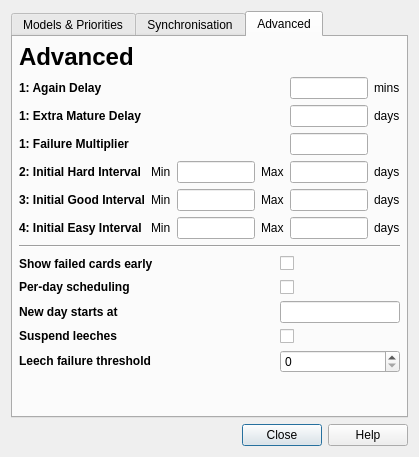
Old version of the form designer/deckproperties.ui in the repository ankitects/anki.
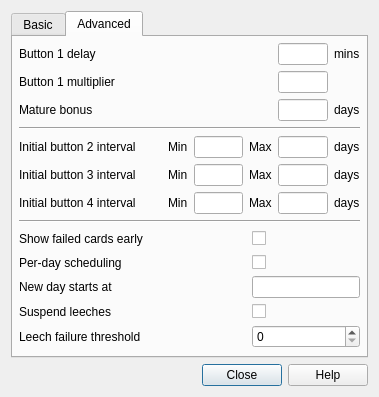
New version of the form. The open tabs and pages were chosen to show the change.

Patch:
```diff
--- a/designer/deckproperties.ui
+++ b/designer/deckproperties.ui
@@ -9,8 +9,8 @@
    <rect>
     <x>0</x>
     <y>0</y>
-    <width>419</width>
-    <height>457</height>
+    <width>379</width>
+    <height>396</height>
    </rect>
   </property>
   <property name="windowTitle">
@@ -27,13 +27,13 @@
      </property>
      <widget class="QWidget" name="tab_2">
       <attribute name="title">
-       <string>Models &amp;&amp; Priorities</string>
+       <string>Basic</string>
       </attribute>
       <layout class="QGridLayout" name="gridLayout_6">
        <item row="4" column="0">
         <widget class="QLabel" name="label_16">
          <property name="text">
-          <string>&lt;h1&gt;Priorities&lt;/h1&gt;</string>
+          <string>&lt;b&gt;Priorities&lt;/b&gt;</string>
          </property>
         </widget>
        </item>
@@ -42,7 +42,7 @@
          <item row="0" column="0">
           <widget class="QLabel" name="label_21">
            <property name="text">
-            <string>&lt;b&gt;Very High Priority&lt;/b&gt;</string>
+            <string>Very high priority</string>
            </property>
            <property name="wordWrap">
             <bool>true</bool>
@@ -55,7 +55,7 @@
          <item row="1" column="0">
           <widget class="QLabel" name="label_17">
            <property name="text">
-            <string>&lt;b&gt;High Priority&lt;/b&gt;</string>
+            <string>High priority</string>
            </property>
            <property name="wordWrap">
             <bool>true</bool>
@@ -68,7 +68,7 @@
          <item row="2" column="0">
           <widget class="QLabel" name="label_24">
            <property name="text">
-            <string>&lt;b&gt;Low Priority&lt;/b&gt;</string>
+            <string>Low priority</string>
            </property>
            <property name="wordWrap">
             <bool>true</bool>
@@ -93,27 +93,30 @@
          </property>
         </spacer>
        </item>
-       <item row="1" column="0">
+       <item row="2" column="0">
         <widget class="QLabel" name="label_14">
          <property name="text">
-          <string>&lt;h1&gt;Models&lt;/h1&gt;</string>
+          <string>&lt;b&gt;Models&lt;/b&gt;</string>
          </property>
          <property name="wordWrap">
           <bool>true</bool>
          </property>
         </widget>
        </item>
-       <item row="2" column="0">
-        <widget class="QListWidget" name="modelsList"/>
-       </item>
        <item row="3" column="0">
-        <layout class="QHBoxLayout" name="_2">
-         <property name="spacing">
-          <number>6</number>
-         </property>
-         <property name="margin">
-          <number>0</number>
-         </property>
+        <layout class="QGridLayout" name="gridLayout_2">
+         <item row="0" column="0">
+          <widget class="QListWidget" name="modelsList">
+           <property name="sizePolicy">
+            <sizepolicy hsizetype="Expanding" vsizetype="Preferred">
+             <horstretch>0</horstretch>
+             <verstretch>0</verstretch>
+            </sizepolicy>
+           </property>
+          </widget>
+         </item>
+         <item row="0" column="1">
+          <layout class="QVBoxLayout" name="verticalLayout_3">
          <item>
           <widget class="QPushButton" name="modelsAdd">
            <property name="text">
@@ -144,24 +147,37 @@
            </property>
           </widget>
          </item>
-        </layout>
-       </item>
-      </layout>
-     </widget>
-     <widget class="QWidget" name="tab_5">
-      <attribute name="title">
-       <string>Synchronisation</string>
-      </attribute>
-      <layout class="QVBoxLayout" name="verticalLayout">
        <item>
-        <layout class="QGridLayout" name="gridLayout">
+            <spacer name="verticalSpacer_3">
+             <property name="orientation">
+              <enum>Qt::Vertical</enum>
+             </property>
+             <property name="sizeHint" stdset="0">
+              <size>
+               <width>20</width>
+               <height>40</height>
+              </size>
+             </property>
+            </spacer>
+           </item>
+          </layout>
+         </item>
+        </layout>
+       </item>
+       <item row="1" column="0">
+        <widget class="QCheckBox" name="doSync">
+         <property name="text">
+          <string>Synchronize this deck with AnkiWeb</string>
+         </property>
+        </widget>
+       </item>
          <item row="0" column="0">
           <widget class="QLabel" name="label_13">
            <property name="whatsThis">
             <string>label</string>
            </property>
            <property name="text">
-            <string>&lt;h1&gt;Synchronisation&lt;/h1&gt;</string>
+          <string>&lt;b&gt;Synchronization&lt;/b&gt;</string>
            </property>
            <property name="scaledContents">
             <bool>false</bool>
@@ -171,34 +187,6 @@
            </property>
           </widget>
          </item>
-         <item row="1" column="0">
-          <widget class="QCheckBox" name="doSync">
-           <property name="text">
-            <string>Synchronise this deck</string>
-           </property>
-          </widget>
-         </item>
-         <item row="4" column="0">
-          <layout class="QHBoxLayout" name="horizontalLayout_3"/>
-         </item>
-         <item row="3" column="0">
-          <spacer name="verticalSpacer_4">
-           <property name="orientation">
-            <enum>Qt::Vertical</enum>
-           </property>
-           <property name="sizeHint" stdset="0">
-            <size>
-             <width>20</width>
-             <height>40</height>
-            </size>
-           </property>
-          </spacer>
-         </item>
-         <item row="2" column="0">
-          <layout class="QHBoxLayout" name="horizontalLayout_2"/>
-         </item>
-        </layout>
-       </item>
       </layout>
      </widget>
      <widget class="QWidget" name="tab_4">
@@ -212,13 +200,6 @@
        <property name="margin">
         <number>6</number>
        </property>
-       <item>
-        <widget class="QLabel" name="label_27">
-         <property name="text">
-          <string>&lt;h1&gt;Advanced&lt;/h1&gt;</string>
-         </property>
-        </widget>
-       </item>
        <item>
         <layout class="QGridLayout">
          <property name="margin">
@@ -227,88 +208,130 @@
          <property name="spacing">
           <number>6</number>
          </property>
+         <item row="6" column="3">
+          <widget class="QLineEdit" name="easyMin">
+           <property name="sizePolicy">
+            <sizepolicy hsizetype="Expanding" vsizetype="Fixed">
+             <horstretch>0</horstretch>
+             <verstretch>0</verstretch>
+            </sizepolicy>
+           </property>
+          </widget>
+         </item>
          <item row="5" column="2">
-          <widget class="QLineEdit" name="easyMin"/>
-         </item>
-         <item row="4" column="1">
           <widget class="QLabel" name="label_6">
            <property name="text">
             <string>Min</string>
            </property>
           </widget>
          </item>
-         <item row="5" column="1">
+         <item row="6" column="2">
           <widget class="QLabel" name="label_7">
            <property name="text">
             <string>Min</string>
            </property>
           </widget>
          </item>
-         <item row="4" column="4">
-          <widget class="QLineEdit" name="midMax"/>
+         <item row="5" column="5">
+          <widget class="QLineEdit" name="midMax">
+           <property name="sizePolicy">
+            <sizepolicy hsizetype="Expanding" vsizetype="Fixed">
+             <horstretch>0</horstretch>
+             <verstretch>0</verstretch>
+            </sizepolicy>
+           </property>
+          </widget>
          </item>
-         <item row="5" column="0">
+         <item row="6" column="0">
           <widget class="QLabel" name="label_4">
            <property name="text">
-            <string>&lt;b&gt;4: Initial Easy Interval&lt;/b&gt;</string>
+            <string>Initial button 4 interval</string>
            </property>
           </widget>
          </item>
-         <item row="4" column="0">
+         <item row="5" column="0">
           <widget class="QLabel" name="label_3">
            <property name="text">
-            <string>&lt;b&gt;3: Initial Good Interval&lt;/b&gt;</string>
+            <string>Initial button 3 interval</string>
            </property>
           </widget>
          </item>
-         <item row="5" column="3">
+         <item row="6" column="4">
           <widget class="QLabel" name="label_10">
            <property name="text">
             <string>Max</string>
            </property>
           </widget>
          </item>
-         <item row="3" column="2">
-          <widget class="QLineEdit" name="hardMin"/>
+         <item row="4" column="3">
+          <widget class="QLineEdit" name="hardMin">
+           <property name="sizePolicy">
+            <sizepolicy hsizetype="Expanding" vsizetype="Fixed">
+             <horstretch>0</horstretch>
+             <verstretch>0</verstretch>
+            </sizepolicy>
+           </property>
+          </widget>
          </item>
-         <item row="4" column="2">
-          <widget class="QLineEdit" name="midMin"/>
+         <item row="5" column="3">
+          <widget class="QLineEdit" name="midMin">
+           <property name="sizePolicy">
+            <sizepolicy hsizetype="Expanding" vsizetype="Fixed">
+             <horstretch>0</horstretch>
+             <verstretch>0</verstretch>
+            </sizepolicy>
+           </property>
+          </widget>
          </item>
-         <item row="3" column="3">
+         <item row="4" column="4">
           <widget class="QLabel" name="label_8">
            <property name="text">
             <string>Max</string>
            </property>
           </widget>
          </item>
-         <item row="5" column="4">
-          <widget class="QLineEdit" name="easyMax"/>
+         <item row="6" column="5">
+          <widget class="QLineEdit" name="easyMax">
+           <property name="sizePolicy">
+            <sizepolicy hsizetype="Expanding" vsizetype="Fixed">
+             <horstretch>0</horstretch>
+             <verstretch>0</verstretch>
+            </sizepolicy>
+           </property>
+          </widget>
          </item>
-         <item row="3" column="4">
-          <widget class="QLineEdit" name="hardMax"/>
+         <item row="4" column="5">
+          <widget class="QLineEdit" name="hardMax">
+           <property name="sizePolicy">
+            <sizepolicy hsizetype="Expanding" vsizetype="Fixed">
+             <horstretch>0</horstretch>
+             <verstretch>0</verstretch>
+            </sizepolicy>
+           </property>
+          </widget>
          </item>
-         <item row="3" column="1">
+         <item row="4" column="2">
           <widget class="QLabel" name="label_5">
            <property name="text">
             <string>Min</string>
            </property>
           </widget>
          </item>
-         <item row="4" column="3">
+         <item row="5" column="4">
           <widget class="QLabel" name="label_9">
            <property name="text">
             <string>Max</string>
            </property>
           </widget>
          </item>
-         <item row="3" column="0">
+         <item row="4" column="0">
           <widget class="QLabel" name="label_2">
            <property name="text">
-            <string>&lt;b&gt;2: Initial Hard Interval&lt;/b&gt;</string>
+            <string>Initial button 2 interval</string>
            </property>
           </widget>
          </item>
-         <item row="0" column="4">
+         <item row="0" column="5">
           <widget class="QLineEdit" name="delay0">
            <property name="sizePolicy">
             <sizepolicy hsizetype="Expanding" vsizetype="Fixed">
@@ -318,88 +341,111 @@
            </property>
           </widget>
          </item>
-         <item row="1" column="0">
-          <widget class="QLabel" name="label_22">
-           <property name="text">
-            <string>&lt;b&gt;1: Extra Mature Delay&lt;/b&gt;</string>
-           </property>
-           <property name="openExternalLinks">
-            <bool>true</bool>
-           </property>
-          </widget>
-         </item>
-         <item row="1" column="4">
-          <widget class="QLineEdit" name="delay1">
-           <property name="sizePolicy">
-            <sizepolicy hsizetype="Expanding" vsizetype="Fixed">
-             <horstretch>0</horstretch>
-             <verstretch>0</verstretch>
-            </sizepolicy>
-           </property>
-          </widget>
-         </item>
-         <item row="2" column="0">
-          <widget class="QLabel" name="label_19">
-           <property name="text">
-            <string>&lt;b&gt;1: Failure Multiplier&lt;/b&gt;</string>
-           </property>
-           <property name="openExternalLinks">
-            <bool>true</bool>
-           </property>
-          </widget>
-         </item>
-         <item row="2" column="4">
-          <widget class="QLineEdit" name="delay2">
-           <property name="sizePolicy">
-            <sizepolicy hsizetype="Expanding" vsizetype="Fixed">
-             <horstretch>0</horstretch>
-             <verstretch>0</verstretch>
-            </sizepolicy>
-           </property>
-          </widget>
-         </item>
          <item row="0" column="0">
           <widget class="QLabel" name="label_20">
            <property name="text">
-            <string>&lt;b&gt;1: Again Delay&lt;/b&gt;</string>
+            <string>Button 1 delay</string>
            </property>
           </widget>
          </item>
-         <item row="0" column="5">
+         <item row="0" column="6">
           <widget class="QLabel" name="label">
            <property name="text">
             <string>mins</string>
            </property>
           </widget>
          </item>
-         <item row="1" column="5">
-          <widget class="QLabel" name="label_25">
-           <property name="text">
-            <string>days</string>
-           </property>
-          </widget>
-         </item>
-         <item row="3" column="5">
+         <item row="4" column="6">
           <widget class="QLabel" name="label_30">
            <property name="text">
             <string>days</string>
            </property>
           </widget>
          </item>
-         <item row="4" column="5">
+         <item row="5" column="6">
           <widget class="QLabel" name="label_31">
            <property name="text">
             <string>days</string>
            </property>
           </widget>
          </item>
-         <item row="5" column="5">
+         <item row="6" column="6">
           <widget class="QLabel" name="label_32">
            <property name="text">
             <string>days</string>
            </property>
           </widget>
          </item>
+         <item row="4" column="1">
+          <spacer name="horizontalSpacer">
+           <property name="orientation">
+            <enum>Qt::Horizontal</enum>
+           </property>
+           <property name="sizeType">
+            <enum>QSizePolicy::Fixed</enum>
+           </property>
+           <property name="sizeHint" stdset="0">
+            <size>
+             <width>20</width>
+             <height>20</height>
+            </size>
+           </property>
+          </spacer>
+         </item>
+         <item row="1" column="0">
+          <widget class="QLabel" name="label_19">
+           <property name="text">
+            <string>Button 1 multiplier</string>
+           </property>
+           <property name="openExternalLinks">
+            <bool>true</bool>
+           </property>
+          </widget>
+         </item>
+         <item row="2" column="0">
+          <widget class="QLabel" name="label_22">
+           <property name="text">
+            <string>Mature bonus</string>
+           </property>
+           <property name="openExternalLinks">
+            <bool>true</bool>
+           </property>
+          </widget>
+         </item>
+         <item row="2" column="6">
+          <widget class="QLabel" name="label_25">
+           <property name="text">
+            <string>days</string>
+           </property>
+          </widget>
+         </item>
+         <item row="1" column="5">
+          <widget class="QLineEdit" name="delay2">
+           <property name="sizePolicy">
+            <sizepolicy hsizetype="Expanding" vsizetype="Fixed">
+             <horstretch>0</horstretch>
+             <verstretch>0</verstretch>
+            </sizepolicy>
+           </property>
+          </widget>
+         </item>
+         <item row="2" column="5">
+          <widget class="QLineEdit" name="delay1">
+           <property name="sizePolicy">
+            <sizepolicy hsizetype="Expanding" vsizetype="Fixed">
+             <horstretch>0</horstretch>
+             <verstretch>0</verstretch>
+            </sizepolicy>
+           </property>
+          </widget>
+         </item>
+         <item row="3" column="0" colspan="7">
+          <widget class="Line" name="line_2">
+           <property name="orientation">
+            <enum>Qt::Horizontal</enum>
+           </property>
+          </widget>
+         </item>
         </layout>
        </item>
        <item>
@@ -414,7 +460,7 @@
          <item row="2" column="0">
           <widget class="QLabel" name="label_29">
            <property name="text">
-            <string>&lt;b&gt;New day starts at&lt;/b&gt;</string>
+            <string>New day starts at</string>
            </property>
           </widget>
          </item>
@@ -437,7 +483,7 @@
          <item row="0" column="0">
           <widget class="QLabel" name="label_26">
            <property name="text">
-            <string>&lt;b&gt;Show failed cards early&lt;/b&gt;</string>
+            <string>Show failed cards early</string>
            </property>
            <property name="openExternalLinks">
             <bool>true</bool>
@@ -467,7 +513,7 @@
          <item row="3" column="0">
           <widget class="QLabel" name="label_11">
            <property name="text">
-            <string>&lt;b&gt;Suspend leeches&lt;/b&gt;</string>
+            <string>Suspend leeches</string>
            </property>
           </widget>
          </item>
@@ -481,7 +527,7 @@
          <item row="4" column="0">
           <widget class="QLabel" name="label_15">
            <property name="text">
-            <string>&lt;b&gt;Leech failure threshold&lt;/b&gt;</string>
+            <string>Leech failure threshold</string>
            </property>
           </widget>
          </item>
@@ -491,7 +537,7 @@
          <item row="1" column="0">
           <widget class="QLabel" name="label_23">
            <property name="text">
-            <string>&lt;b&gt;Per-day scheduling&lt;/b&gt;</string>
+            <string>Per-day scheduling</string>
            </property>
           </widget>
          </item>
```
Left out of the diff: 6 changed lines with no effect on the pictures. Lines whose indentation alone changed are shown as unchanged.
